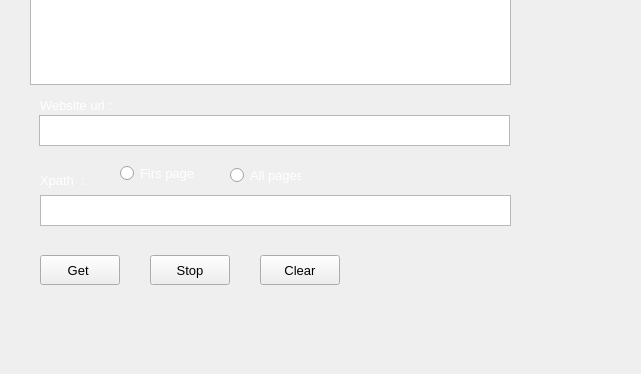
The window that PyQtDesigner/WebScrapper/WebScrapper.ui (NishantGhanate/PythonScripts) describes before a commit, drawn with Qt 5; both pictures show x 0 to 641 and y 394 to 768 of the 1366 by 768 pixel window.
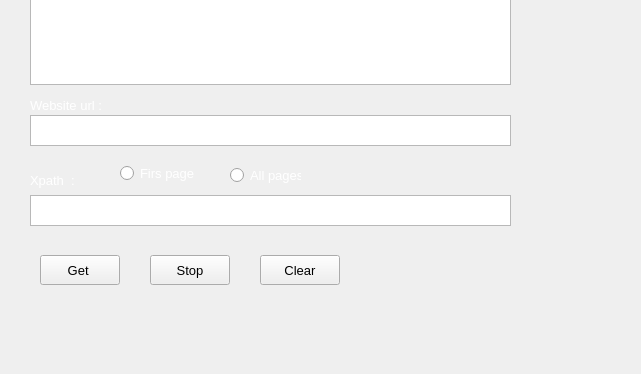
The same window after the commit. Icons and pictures are not drawn.

Commit message: Guide window / save logs added

Patch:
```diff
--- a/PyQtDesigner/WebScrapper/WebScrapper.ui
+++ b/PyQtDesigner/WebScrapper/WebScrapper.ui
@@ -102,9 +102,9 @@
    <widget class="QTextEdit" name="textEditUrl">
     <property name="geometry">
      <rect>
-      <x>39</x>
+      <x>30</x>
       <y>490</y>
-      <width>471</width>
+      <width>481</width>
       <height>31</height>
      </rect>
     </property>
@@ -117,9 +117,9 @@
    <widget class="QTextEdit" name="textEditSource">
     <property name="geometry">
      <rect>
-      <x>40</x>
+      <x>30</x>
       <y>570</y>
-      <width>471</width>
+      <width>481</width>
       <height>31</height>
      </rect>
     </property>
@@ -279,7 +279,7 @@
    <widget class="QLabel" name="label">
     <property name="geometry">
      <rect>
-      <x>40</x>
+      <x>30</x>
       <y>470</y>
       <width>91</width>
       <height>21</height>
@@ -297,7 +297,7 @@
    <widget class="QLabel" name="label_2">
     <property name="geometry">
      <rect>
-      <x>40</x>
+      <x>30</x>
       <y>540</y>
       <width>71</width>
       <height>31</height>
```
The commit also changes 5 other files.
